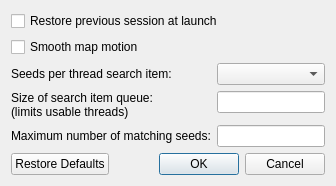
Before: the Qt Designer form configdialog.ui in Cubitect/cubiomes-viewer, drawn with Qt 5.
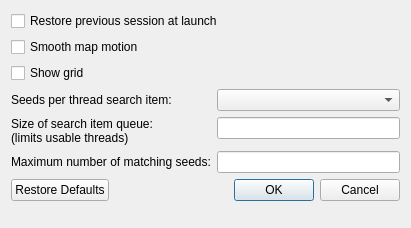
After: the same form once the commit is applied. Icons and pictures are not drawn.

Commit message: Updated cubiomes + added show-grid option

The edit to the form file:
```diff
--- a/configdialog.ui
+++ b/configdialog.ui
@@ -2,6 +2,14 @@
 <ui version="4.0">
  <class>ConfigDialog</class>
  <widget class="QDialog" name="ConfigDialog">
+  <property name="geometry">
+   <rect>
+    <x>0</x>
+    <y>0</y>
+    <width>411</width>
+    <height>228</height>
+   </rect>
+  </property>
   <property name="windowTitle">
    <string>Preferences</string>
   </property>
@@ -10,14 +18,14 @@
     <normaloff>:/icons/map.png</normaloff>:/icons/map.png</iconset>
   </property>
   <layout class="QFormLayout" name="formLayout">
-   <item row="6" column="0">
+   <item row="7" column="0">
     <widget class="QLabel" name="label">
      <property name="text">
       <string>Seeds per thread search item:</string>
      </property>
     </widget>
    </item>
-   <item row="8" column="0">
+   <item row="9" column="0">
     <widget class="QLabel" name="label_2">
      <property name="text">
       <string>Size of search item queue:
@@ -25,20 +33,20 @@
      </property>
     </widget>
    </item>
-   <item row="6" column="1">
+   <item row="7" column="1">
     <widget class="QComboBox" name="cboxItemSize"/>
    </item>
-   <item row="9" column="1">
+   <item row="10" column="1">
     <widget class="QLineEdit" name="lineMatching"/>
    </item>
-   <item row="9" column="0">
+   <item row="10" column="0">
     <widget class="QLabel" name="label_3">
      <property name="text">
       <string>Maximum number of matching seeds:</string>
      </property>
     </widget>
    </item>
-   <item row="12" column="0" colspan="2">
+   <item row="13" column="0" colspan="2">
     <widget class="QDialogButtonBox" name="buttonBox">
      <property name="orientation">
       <enum>Qt::Horizontal</enum>
@@ -65,9 +73,16 @@
      </property>
     </widget>
    </item>
-   <item row="8" column="1">
+   <item row="9" column="1">
     <widget class="QLineEdit" name="lineQueueSize"/>
    </item>
+   <item row="6" column="0">
+    <widget class="QCheckBox" name="checkGrid">
+     <property name="text">
+      <string>Show grid</string>
+     </property>
+    </widget>
+   </item>
   </layout>
  </widget>
  <resources>
```
The commit also changes 9 other files.
